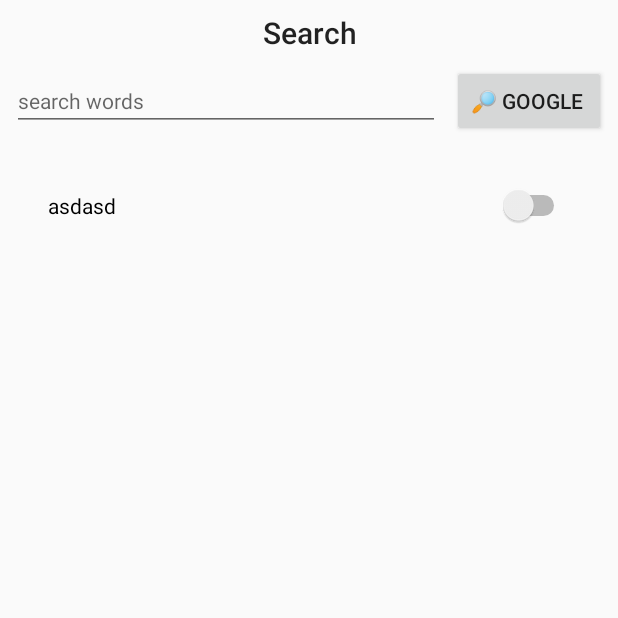
After one commit to mins01/android_androidassist, an Android app: the SearchActivity screen opened directly, with no data from a screen before it, on a phone screen of 412 x 824 dp, the top half of it. The commit adds this screen. Run offline under Robolectric (Android 15) with nearby library versions, the phone set to English and light mode, and no system bars.

Commit message:
add activity search

```diff
--- a/app/src/main/AndroidManifest.xml
+++ b/app/src/main/AndroidManifest.xml
@@ -23,6 +23,11 @@
                 <!--<category android:name="android.intent.category.DEFAULT"/>-->
             <!--</intent-filter>-->
         </activity>
+        <activity android:name=".SearchActivity" android:label="search">
+            <intent-filter>
+                <action android:name="android.intent.action.MAIN" />
+            </intent-filter>
+        </activity>
 
         <!-- 어시스트 서비스 등록 -->
         <service android:name="com.mins01.androidassist.AssistLoggerService"
--- a/app/src/main/java/com/mins01/androidassist/AssistLoggerSession.java
+++ b/app/src/main/java/com/mins01/androidassist/AssistLoggerSession.java
@@ -22,6 +22,7 @@ public class AssistLoggerSession extends VoiceInteractionSession {
         this.context = context;
 //        alc.context = context;
         alc = new AssistLoggerController(context);
+        alc.voiceInteractionSession = (VoiceInteractionSession) this;
         Log.v("@AssistLoggerSession","AssistLoggerSession");
     }
 
--- a/app/src/main/java/com/mins01/java/PickupKeywords/PickupKeywords.java
+++ b/app/src/main/java/com/mins01/java/PickupKeywords/PickupKeywords.java
@@ -17,7 +17,7 @@ import java.util.regex.Pattern;
 
 public class PickupKeywords {
 	public Document doc = null;
-	public String jsonString_conf_scores = "{\"h1\":50,\"h2\":40,\"h3\":30,\"h4\":20,\"h5\":10,\"h6\":10,\"title\":50,\"span\":5,\"a\":1,\"li\":5,\"input\":50,\"meta-description\":25,\"meta-keywords\":25,\"meta-og:title\":25,\"meta-og:description\":25,\"script\":0,\"style\":0}";
+	public String jsonString_conf_scores = "{\"h1\":50,\"h2\":40,\"h3\":30,\"h4\":20,\"h5\":10,\"h6\":10,\"title\":100,\"span\":5,\"a\":1,\"li\":5,\"input\":50,\"meta-description\":25,\"meta-keywords\":25,\"meta-og:title\":25,\"meta-og:description\":25,\"script\":0,\"style\":0}";
 //	public String userAgent = "Mozilla/5.0 (Linux; Android 5.0; SM-G900P Build/LRX21T) AppleWebKit/537.36 (KHTML, like Gecko) Chrome/72.0.3626.109 Mobile Safari/537.36"; //android
 	public String userAgent = "Mozilla/5.0 (Windows NT 6.3; Win64; x64) AppleWebKit/537.36 (KHTML, like Gecko) Chrome/72.0.3626.109 Safari/537.36"; //PC-windows
 	public JsonObject conf_scores = null;
--- a/app/src/main/java/com/mins01/java/PickupKeywords/TextInfo.java
+++ b/app/src/main/java/com/mins01/java/PickupKeywords/TextInfo.java
@@ -1,6 +1,8 @@
 package com.mins01.java.PickupKeywords;
 
-public class TextInfo {
+import java.io.Serializable;
+
+public class TextInfo  implements Serializable {
 	public String tag="";
 	public String text="";
 	public double score=0;
--- a/app/src/main/java/com/mins01/java/PickupKeywords/WordInfo.java
+++ b/app/src/main/java/com/mins01/java/PickupKeywords/WordInfo.java
@@ -1,6 +1,8 @@
 package com.mins01.java.PickupKeywords;
 
-public class WordInfo{
+import java.io.Serializable;
+
+public class WordInfo  implements Serializable {
 	public String word="";
 	public long count=0;
 	public double score=0;
--- /dev/null
+++ b/app/src/main/res/layout/activity_search.xml
@@ -0,0 +1,92 @@
+<?xml version="1.0" encoding="utf-8"?>
+<android.support.constraint.ConstraintLayout
+    xmlns:android="http://schemas.android.com/apk/res/android"
+    xmlns:app="http://schemas.android.com/apk/res-auto"
+    xmlns:tools="http://schemas.android.com/tools"
+    android:layout_width="match_parent"
+    android:layout_height="match_parent">
+
+    <Button
+        android:id="@+id/btnSearchGoogle"
+        android:layout_width="wrap_content"
+        android:layout_height="wrap_content"
+        android:layout_marginTop="8dp"
+        android:layout_marginEnd="8dp"
+        android:text="🔎 Google "
+        app:layout_constraintEnd_toEndOf="parent"
+        app:layout_constraintTop_toBottomOf="@+id/textViewTitle" />
+
+    <TextView
+        android:id="@+id/textViewTitle"
+        android:layout_width="0dp"
+        android:layout_height="wrap_content"
+        android:layout_marginStart="8dp"
+        android:layout_marginTop="8dp"
+        android:layout_marginEnd="8dp"
+        android:text="Search"
+        android:textAlignment="center"
+        android:textAppearance="@style/TextAppearance.AppCompat.Title"
+        app:layout_constraintEnd_toEndOf="parent"
+        app:layout_constraintHorizontal_bias="0.0"
+        app:layout_constraintStart_toStartOf="parent"
+        app:layout_constraintTop_toTopOf="parent" />
+
+    <ScrollView
+        android:layout_width="0dp"
+        android:layout_height="0dp"
+        android:layout_marginStart="8dp"
+        android:layout_marginTop="8dp"
+        android:layout_marginEnd="8dp"
+        android:layout_marginBottom="8dp"
+        android:padding="8dp"
+        app:layout_constraintBottom_toBottomOf="parent"
+        app:layout_constraintEnd_toEndOf="parent"
+        app:layout_constraintStart_toStartOf="parent"
+        app:layout_constraintTop_toBottomOf="@+id/btnSearchGoogle"
+        android:focusable="true"
+        android:focusableInTouchMode="true"
+        >
+
+        <LinearLayout
+            android:id="@+id/lLayoutWords"
+            android:layout_width="match_parent"
+            android:layout_height="match_parent"
+            android:layout_margin="8dp"
+            android:gravity="center"
+            android:orientation="vertical"
+            android:padding="8dp"
+            app:layout_constraintEnd_toEndOf="parent"
+            app:layout_constraintStart_toStartOf="parent"
+            app:layout_constraintTop_toBottomOf="@+id/textViewTitle">
+
+            <Switch
+                android:id="@+id/switch1"
+                android:layout_width="match_parent"
+                android:layout_height="wrap_content"
+                android:checked="false"
+                android:text="asdasd"
+                android:textAppearance="@style/TextAppearance.AppCompat.Body1"
+                android:textOff="OFF"
+                android:textOn="ON" />
+
+        </LinearLayout>
+    </ScrollView>
+
+    <EditText
+        android:id="@+id/etQuery"
+        style="@style/Widget.AppCompat.EditText"
+        android:layout_width="0dp"
+        android:layout_height="wrap_content"
+        android:layout_marginStart="8dp"
+        android:layout_marginEnd="8dp"
+        android:ems="10"
+        android:hint="search words"
+        android:inputType="textUri|text|textAutoComplete"
+        android:singleLine="true"
+        android:textAppearance="@style/TextAppearance.AppCompat.Body1"
+        app:layout_constraintBottom_toBottomOf="@+id/btnSearchGoogle"
+        app:layout_constraintEnd_toStartOf="@+id/btnSearchGoogle"
+        app:layout_constraintStart_toStartOf="parent"
+        app:layout_constraintTop_toTopOf="@+id/btnSearchGoogle" />
+
+</android.support.constraint.ConstraintLayout>
--- a/app/src/main/res/raw/custom_selector.json
+++ b/app/src/main/res/raw/custom_selector.json
@@ -192,6 +192,11 @@
     "android_widget_textview.name_text":150,
     "android_widget_edittext.search_edit_text":150,
     "android_widget_imageview.goods_image + android_widget_textview.name_text":150
+  },
+
+  // # chrome mobile #
+  "com.android.chrome":{
+    "android_widget_edittext.url_bar":-1000
   }
 
 }
--- a/app/src/main/res/values/styles.xml
+++ b/app/src/main/res/values/styles.xml
@@ -6,6 +6,9 @@
         <item name="colorPrimary">@color/colorPrimary</item>
         <item name="colorPrimaryDark">@color/colorPrimaryDark</item>
         <item name="colorAccent">@color/colorAccent</item>
+        <item name="windowActionBar">false</item>
+        <item name="windowNoTitle">true</item>
+
     </style>
 
 </resources>
```
Also changed, not shown: app/src/main/java/com/mins01/androidassist/AssistLoggerController.java (+25 -1 lines), app/src/main/java/com/mins01/androidassist/SearchActivity.java (added, +142 -0 lines), app/src/main/res/layout/assist_main.xml (+10 -0 lines).
